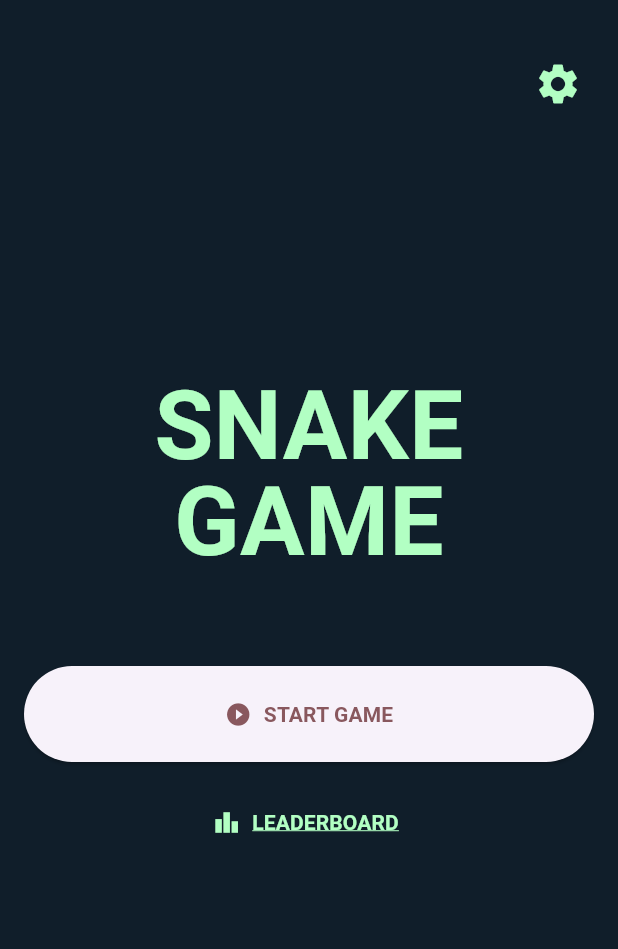
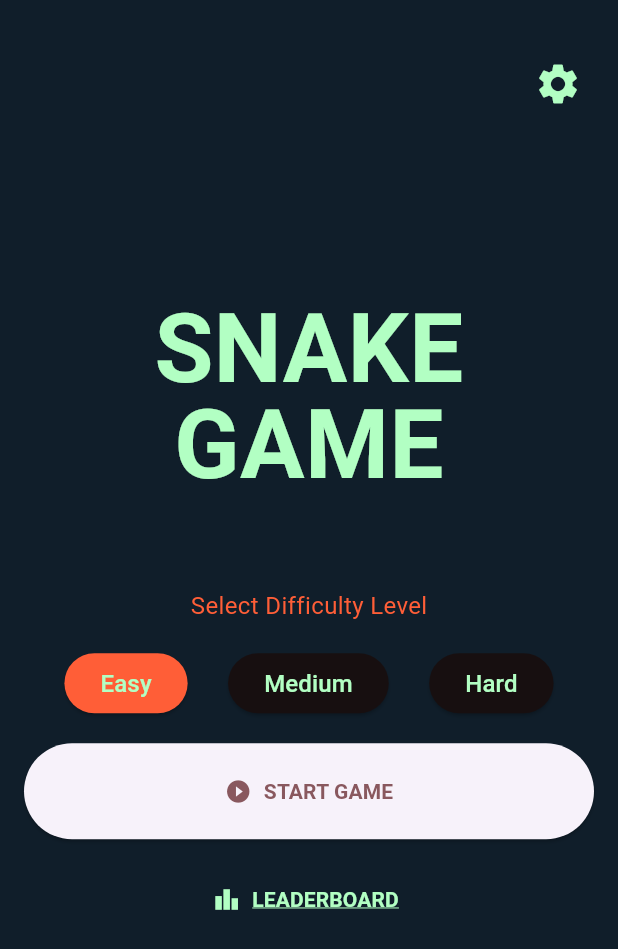
Before and after one commit to art1-si/snake, a Flutter app: the screen it shows after launch, on a phone screen of 412 x 824 dp. Shown: the top 949 px of the screen. Run offline on Flutter 3.47's test engine with Material 3 defaults, Android fonts, the phone set to English and light mode, and no system bars; our stand-ins replace bloc, flutter_bloc, go_router.

Commit message:
created difficulty level selector

```diff
--- a/lib/main.dart
+++ b/lib/main.dart
@@ -1,7 +1,7 @@
 import 'dart:async';
 
 import 'package:flutter/material.dart';
-import 'package:snake/snake_game.dart';
+import 'package:snake/snake_game_app.dart';
 import 'package:snake/tools/logger/logger.dart';
 
 void main() async {
--- a/lib/presentation/screens/home/home_screen.dart
+++ b/lib/presentation/screens/home/home_screen.dart
@@ -3,6 +3,7 @@ import 'package:go_router/go_router.dart';
 import 'package:snake/presentation/navigation/navigation_route.dart';
 import 'package:snake/presentation/shared/buttons/primary_button.dart';
 import 'package:snake/presentation/shared/buttons/secondary_button.dart';
+import 'package:snake/presentation/shared/difficulty_level/view/difficulty_level_selector.dart';
 import 'package:snake/presentation/theme/app_colors.dart';
 import 'package:snake/presentation/theme/styled_text.dart';
 
@@ -40,11 +41,13 @@ class HomeScreen extends StatelessWidget {
                   'SNAKE GAME',
                 ),
                 const SizedBox(height: 64),
+                const DifficultyLevelSelector(),
+                const SizedBox(height: 16),
                 PrimaryButton(
                   text: 'START GAME',
                   icon: Icons.play_circle_fill_sharp,
                   onPressed: () {
-                    context.goNamed(NavigationRoute.snakeGame.key);
+                    context.pushNamed(NavigationRoute.snakeGame.key);
                   },
                 ),
                 const SizedBox(height: 16),
--- a/lib/presentation/screens/snake_game/widgets/snake_game/view/snake_game.dart
+++ b/lib/presentation/screens/snake_game/widgets/snake_game/view/snake_game.dart
@@ -1,6 +1,6 @@
 import 'dart:ui';
 
-import 'package:snake/presentation/screens/snake_game/difficulty_level/model/difficulty_level.dart';
+import 'package:snake/presentation/shared/difficulty_level/model/difficulty_level.dart';
 import 'package:snake/presentation/screens/snake_game/game_engine/models/sprite.dart';
 import 'package:snake/presentation/screens/snake_game/game_engine/view/game_widget.dart';
 import 'package:snake/presentation/screens/snake_game/widgets/snake_game/models/apple_sprite.dart';
--- /dev/null
+++ b/lib/presentation/shared/difficulty_level/bloc/difficulty_level_bloc.dart
@@ -0,0 +1,25 @@
+import 'package:bloc/bloc.dart';
+import 'package:snake/presentation/shared/difficulty_level/model/difficulty_level.dart';
+
+part 'difficulty_level_event.dart';
+part 'difficulty_level_state.dart';
+
+class DifficultyLevelBloc extends Bloc<DifficultyLevelEvent, DifficultyLevelState> {
+  DifficultyLevelBloc() : super(DifficultyLevelState.easy()) {
+    on<DifficultyLevelChanged>(_onDifficultyLevelChanged);
+  }
+
+  void _onDifficultyLevelChanged(DifficultyLevelChanged event, Emitter<DifficultyLevelState> emit) {
+    switch (event.difficultyLevel) {
+      case DifficultyLevel.easy:
+        emit(DifficultyLevelState.easy());
+        break;
+      case DifficultyLevel.medium:
+        emit(DifficultyLevelState.medium());
+        break;
+      case DifficultyLevel.hard:
+        emit(DifficultyLevelState.hard());
+        break;
+    }
+  }
+}
--- /dev/null
+++ b/lib/presentation/shared/difficulty_level/bloc/difficulty_level_event.dart
@@ -0,0 +1,9 @@
+part of 'difficulty_level_bloc.dart';
+
+sealed class DifficultyLevelEvent {}
+
+final class DifficultyLevelChanged extends DifficultyLevelEvent {
+  final DifficultyLevel difficultyLevel;
+
+  DifficultyLevelChanged(this.difficultyLevel);
+}
--- /dev/null
+++ b/lib/presentation/shared/difficulty_level/bloc/difficulty_level_state.dart
@@ -0,0 +1,19 @@
+part of 'difficulty_level_bloc.dart';
+
+class DifficultyLevelState {
+  const DifficultyLevelState({required this.difficultyLevel});
+
+  factory DifficultyLevelState.easy() {
+    return const DifficultyLevelState(difficultyLevel: DifficultyLevel.easy);
+  }
+
+  factory DifficultyLevelState.medium() {
+    return const DifficultyLevelState(difficultyLevel: DifficultyLevel.medium);
+  }
+
+  factory DifficultyLevelState.hard() {
+    return const DifficultyLevelState(difficultyLevel: DifficultyLevel.hard);
+  }
+
+  final DifficultyLevel difficultyLevel;
+}
--- /dev/null
+++ b/lib/presentation/shared/difficulty_level/view/difficulty_level_selector.dart
@@ -0,0 +1,48 @@
+import 'package:flutter/material.dart';
+import 'package:flutter_bloc/flutter_bloc.dart';
+import 'package:snake/presentation/shared/difficulty_level/bloc/difficulty_level_bloc.dart';
+import 'package:snake/presentation/shared/difficulty_level/model/difficulty_level.dart';
+import 'package:snake/presentation/shared/select_button_row/model/selectable_item.dart';
+import 'package:snake/presentation/shared/select_button_row/view/select_button_row.dart';
+import 'package:snake/presentation/theme/app_colors.dart';
+import 'package:snake/presentation/theme/styled_text.dart';
+
+class DifficultyLevelSelector extends StatelessWidget {
+  const DifficultyLevelSelector({super.key});
+
+  @override
+  Widget build(BuildContext context) {
+    return Column(
+      children: [
+        StyledText.body(
+          'Select Difficulty Level',
+          color: AppColors.primary,
+        ),
+        const SizedBox(height: 16),
+        BlocBuilder<DifficultyLevelBloc, DifficultyLevelState>(
+          builder: (context, state) {
+            return SelectButtonRow<DifficultyLevel>(
+                value: state.difficultyLevel,
+                onChanged: (difficultyLevel) {
+                  context.read<DifficultyLevelBloc>().add(DifficultyLevelChanged(difficultyLevel));
+                },
+                items: [
+                  SelectableItem(
+                    item: DifficultyLevel.easy,
+                    child: StyledText.body('Easy'),
+                  ),
+                  SelectableItem(
+                    item: DifficultyLevel.medium,
+                    child: StyledText.body('Medium'),
+                  ),
+                  SelectableItem(
+                    item: DifficultyLevel.hard,
+                    child: StyledText.body('Hard'),
+                  ),
+                ]);
+          },
+        ),
+      ],
+    );
+  }
+}
--- /dev/null
+++ b/lib/presentation/shared/select_button_row/model/selectable_item.dart
@@ -0,0 +1,12 @@
+import 'package:flutter/material.dart';
+
+class SelectableItem<ItemT> {
+  const SelectableItem({
+    required this.item,
+    required this.child,
+  });
+
+  final ItemT item;
+
+  final Widget child;
+}
--- /dev/null
+++ b/lib/presentation/shared/select_button_row/view/select_button_row.dart
@@ -0,0 +1,44 @@
+import 'package:flutter/material.dart';
+import 'package:snake/presentation/shared/select_button_row/model/selectable_item.dart';
+import 'package:snake/presentation/theme/app_colors.dart';
+
+class SelectButtonRow<ItemT> extends StatefulWidget {
+  const SelectButtonRow({super.key, required this.value, required this.items, required this.onChanged});
+
+  final ItemT value;
+
+  final List<SelectableItem<ItemT>> items;
+  final void Function(ItemT) onChanged;
+
+  @override
+  State<SelectButtonRow> createState() => _SelectButtonRowState<ItemT>();
+}
+
+class _SelectButtonRowState<ItemT> extends State<SelectButtonRow<ItemT>> {
+  @override
+  Widget build(BuildContext context) {
+    return Row(
+        mainAxisAlignment: MainAxisAlignment.spaceEvenly,
+        children: widget.items
+            .map(
+              (selectableItem) => ElevatedButton(
+                onPressed: () {
+                  widget.onChanged(selectableItem.item);
+                },
+                style: ButtonStyle(
+                  backgroundColor: MaterialStateProperty.resolveWith(
+                    (states) {
+                      if (selectableItem.item == widget.value) {
+                        return AppColors.primary;
+                      } else {
+                        return AppColors.canvasBackground;
+                      }
+                    },
+                  ),
+                ),
+                child: selectableItem.child,
+              ),
+            )
+            .toList());
+  }
+}
--- a/lib/snake_game.dart
+++ /dev/null
@@ -1,13 +0,0 @@
-import 'package:flutter/material.dart';
-import 'package:snake/presentation/navigation/router.dart';
-
-class SnakeGameApp extends StatelessWidget {
-  const SnakeGameApp({super.key});
-
-  @override
-  Widget build(BuildContext context) {
-    return MaterialApp.router(
-      routerConfig: AppRouter.router,
-    );
-  }
-}
--- /dev/null
+++ b/lib/snake_game_app.dart
@@ -0,0 +1,19 @@
+import 'package:flutter/material.dart';
+import 'package:flutter_bloc/flutter_bloc.dart';
+import 'package:snake/presentation/navigation/router.dart';
+import 'package:snake/presentation/shared/difficulty_level/bloc/difficulty_level_bloc.dart';
+
+class SnakeGameApp extends StatelessWidget {
+  const SnakeGameApp({super.key});
+
+  @override
+  Widget build(BuildContext context) {
+    return BlocProvider(
+      create: (context) => DifficultyLevelBloc(),
+      child: MaterialApp.router(
+        themeMode: ThemeMode.dark,
+        routerConfig: AppRouter.router,
+      ),
+    );
+  }
+}
```
Also changed, not shown: lib/presentation/screens/snake_game/difficulty_level/bloc/difficulty_level_selector_bloc.dart (deleted, +0 -25 lines), lib/presentation/screens/snake_game/difficulty_level/bloc/difficulty_level_selector_event.dart (deleted, +0 -9 lines), lib/presentation/screens/snake_game/difficulty_level/bloc/difficulty_level_selector_state.dart (deleted, +0 -19 lines), lib/presentation/screens/snake_game/widgets/snake_game/view/snake_game_screen.dart (+17 -4 lines), lib/presentation/shared/difficulty_level/model/difficulty_level.dart (renamed from lib/presentation/screens/snake_game/difficulty_level/model/difficulty_level.dart).
